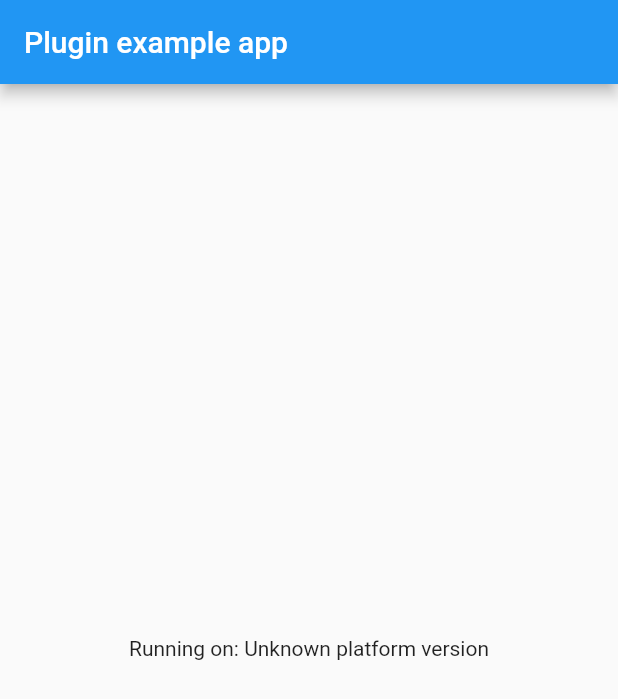
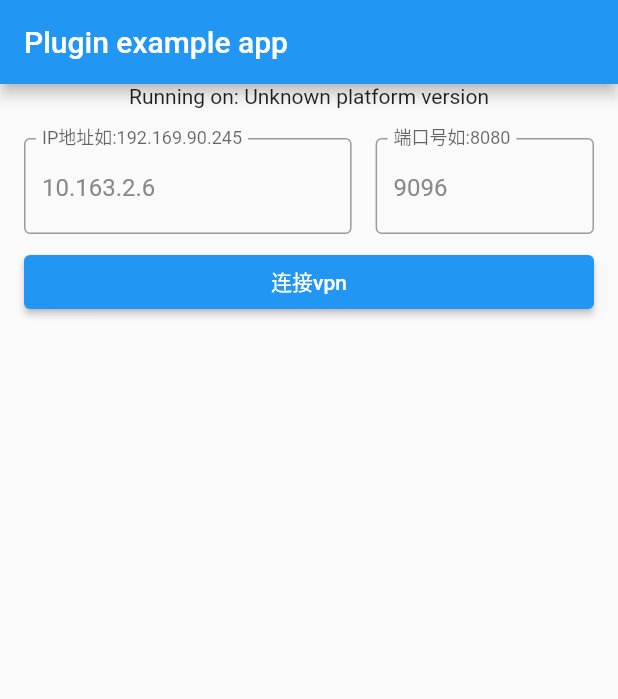
Before and after one commit to jawa0919/zk_vpn, a Flutter app: the screen it shows after launch, on a phone screen of 412 x 824 dp. Shown: the top 699 px of the screen. Run offline on Flutter 3.47's test engine with Material 2 defaults, Android fonts, the phone set to English and light mode, and no system bars; our stand-ins replace permission_handler.

Commit message:
add vpnsdk

```diff
--- a/example/lib/main.dart
+++ b/example/lib/main.dart
@@ -1,11 +1,22 @@
+import 'dart:developer';
+
 import 'package:flutter/material.dart';
 import 'dart:async';
 
 import 'package:flutter/services.dart';
+import 'package:permission_handler/permission_handler.dart';
 import 'package:zk_vpn/zk_vpn.dart';
+import 'package:http/http.dart';
 
 void main() {
-  runApp(MyApp());
+  runApp(App());
+}
+
+class App extends StatelessWidget {
+  @override
+  Widget build(BuildContext context) {
+    return MaterialApp(home: MyApp());
+  }
 }
 
 class MyApp extends StatefulWidget {
@@ -22,39 +33,122 @@ class _MyAppState extends State<MyApp> {
     initPlatformState();
   }
 
-  // Platform messages are asynchronous, so we initialize in an async method.
   Future<void> initPlatformState() async {
     String platformVersion;
-    // Platform messages may fail, so we use a try/catch PlatformException.
-    // We also handle the message potentially returning null.
     try {
       platformVersion =
           await ZkVpn.platformVersion ?? 'Unknown platform version';
     } on PlatformException {
       platformVersion = 'Failed to get platform version.';
     }
-
-    // If the widget was removed from the tree while the asynchronous platform
-    // message was in flight, we want to discard the reply rather than calling
-    // setState to update our non-existent appearance.
     if (!mounted) return;
-
     setState(() {
       _platformVersion = platformVersion;
     });
   }
 
+  final _ipController = TextEditingController(text: "10.163.2.6");
+  final _portController = TextEditingController(text: "9096");
+
+  String _userCode = "";
+  String _forwardAddress = "";
+  int _forwardPort = 0;
+  String _netTest = "";
+
   @override
   Widget build(BuildContext context) {
-    return MaterialApp(
-      home: Scaffold(
-        appBar: AppBar(
-          title: const Text('Plugin example app'),
+    return Scaffold(
+      appBar: AppBar(title: const Text('Plugin example app')),
+      body: ListView(children: [
+        Center(child: Text('Running on: $_platformVersion\n')),
+        SizedBox(width: 32),
+        ListTile(
+          title: Row(children: [
+            Expanded(
+              flex: 3,
+              child: TextField(
+                keyboardType: TextInputType.url,
+                style: TextStyle(color: Color(0xFF888888)),
+                controller: _ipController,
+                decoration: InputDecoration(
+                  labelText: "IP地址如:192.169.90.245",
+                  hintText: '请输入...',
+                  border: OutlineInputBorder(),
+                ),
+              ),
+            ),
+            SizedBox(width: 16),
+            Expanded(
+              flex: 2,
+              child: TextField(
+                keyboardType: TextInputType.number,
+                style: TextStyle(color: Color(0xFF888888)),
+                controller: _portController,
+                decoration: InputDecoration(
+                  labelText: "端口号如:8080",
+                  hintText: '请输入...',
+                  hintStyle: TextStyle(color: Color(0xFF888888)),
+                  border: OutlineInputBorder(),
+                ),
+              ),
+            )
+          ]),
         ),
-        body: Center(
-          child: Text('Running on: $_platformVersion\n'),
+        ListTile(
+          title: ElevatedButton(
+            onPressed: () async {
+              final messenger = ScaffoldMessenger.of(context);
+              messenger.showSnackBar(SnackBar(content: Text("连接vpn")));
+
+              final granted = await Permission.storage.request().isGranted;
+              log("granted$granted");
+              final ip = _ipController.text;
+              final port = _portController.text;
+              await Future.delayed(Duration(seconds: 1));
+              final res = await ZkVpn.connect("$ip:$port");
+              log("res$res");
+              _userCode = res["userCode"];
+              _forwardAddress = res["forwardAddress"];
+              _forwardPort = res["forwardPort"];
+
+              messenger.clearSnackBars();
+              setState(() {});
+            },
+            child: Text('连接vpn'),
+          ),
         ),
-      ),
+        if (_userCode.isNotEmpty)
+          ListTile(
+            title: Text(
+              "$_userCode\n$_forwardAddress\n$_forwardPort",
+              style: TextStyle(color: Colors.blue, fontSize: 16),
+            ),
+          ),
+        if (_forwardAddress.isNotEmpty)
+          ListTile(
+            title: ElevatedButton(
+              onPressed: () async {
+                final messenger = ScaffoldMessenger.of(context);
+                messenger.showSnackBar(SnackBar(content: Text("测试网络")));
+
+                final url = Uri.parse('http://$_forwardAddress/nettest');
+                final res = await get(url);
+                _netTest = res.body;
+
+                messenger.clearSnackBars();
+                setState(() {});
+              },
+              child: Text('nettest'),
+            ),
+          ),
+        if (_netTest.isNotEmpty)
+          ListTile(
+            title: Text(
+              "_netTest $_netTest",
+              style: TextStyle(color: Colors.blue, fontSize: 16),
+            ),
+          ),
+      ]),
     );
   }
 }
--- a/example/pubspec.yaml
+++ b/example/pubspec.yaml
@@ -3,7 +3,7 @@ description: Demonstrates how to use the zk_vpn plugin.
 
 # The following line prevents the package from being accidentally published to
 # pub.dev using `pub publish`. This is preferred for private packages.
-publish_to: 'none' # Remove this line if you wish to publish to pub.dev
+publish_to: "none" # Remove this line if you wish to publish to pub.dev
 
 environment:
   sdk: ">=2.12.0 <3.0.0"
@@ -23,6 +23,8 @@ dependencies:
   # The following adds the Cupertino Icons font to your application.
   # Use with the CupertinoIcons class for iOS style icons.
   cupertino_icons: ^1.0.2
+  permission_handler: any
+  http: any
 
 dev_dependencies:
   flutter_test:
@@ -33,7 +35,6 @@ dev_dependencies:
 
 # The following section is specific to Flutter.
 flutter:
-
   # The following line ensures that the Material Icons font is
   # included with your application, so that you can use the icons in
   # the material Icons class.
--- a/lib/zk_vpn.dart
+++ b/lib/zk_vpn.dart
@@ -1,14 +1,22 @@
-
 import 'dart:async';
+import 'dart:io';
 
 import 'package:flutter/services.dart';
 
 class ZkVpn {
-  static const MethodChannel _channel =
-      const MethodChannel('zk_vpn');
+  static const MethodChannel _channel = const MethodChannel('zk_vpn');
+  // static const EventChannel _event = const EventChannel('zk_vpn_vent');
 
   static Future<String?> get platformVersion async {
     final String? version = await _channel.invokeMethod('getPlatformVersion');
     return version;
   }
+
+  /// 获取地址的vpn转发地址
+  static Future connect(String url) async {
+    if (!Platform.isAndroid) throw UnsupportedError("only use android");
+    if (url.isEmpty) throw ArgumentError("url isEmpty");
+    Map<String, dynamic> params = {'url': url};
+    return await _channel.invokeMethod('connect', params) ?? "";
+  }
 }
```
Also changed, not shown: example/pubspec.lock, 14 other files.
